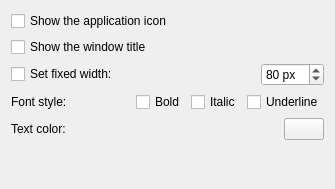
Before: the Qt Designer form package/contents/ui/config.ui in bulldog98/applicationname-plasmoid, drawn with Qt 5.
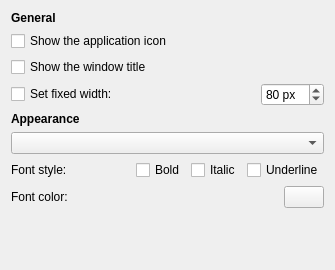
After: the same form once the commit is applied. Custom widgets are drawn as their Qt base class.

Commit message: Also support the font family

```diff
--- a/package/contents/ui/config.ui
+++ b/package/contents/ui/config.ui
@@ -7,13 +7,26 @@
     <x>0</x>
     <y>0</y>
     <width>335</width>
-    <height>189</height>
+    <height>270</height>
    </rect>
   </property>
   <property name="windowTitle">
    <string>Configure Application Title Plasmoid</string>
   </property>
   <layout class="QVBoxLayout" name="verticalLayout">
+   <item>
+    <widget class="QLabel" name="label_3">
+     <property name="font">
+      <font>
+       <weight>75</weight>
+       <bold>true</bold>
+      </font>
+     </property>
+     <property name="text">
+      <string>General</string>
+     </property>
+    </widget>
+   </item>
    <item>
     <widget class="QCheckBox" name="kcfg_showApplicationIcon">
      <property name="text">
@@ -71,6 +84,22 @@
      </item>
     </layout>
    </item>
+   <item>
+    <widget class="QLabel" name="label_4">
+     <property name="font">
+      <font>
+       <weight>75</weight>
+       <bold>true</bold>
+      </font>
+     </property>
+     <property name="text">
+      <string>Appearance</string>
+     </property>
+    </widget>
+   </item>
+   <item>
+    <widget class="KFontComboBox" name="kcfg_font"/>
+   </item>
    <item>
     <layout class="QHBoxLayout" name="horizontalLayout_2">
      <item>
@@ -121,7 +150,7 @@
      <item>
       <widget class="QLabel" name="label_2">
        <property name="text">
-        <string>Text color:</string>
+        <string>Font color:</string>
        </property>
       </widget>
      </item>
@@ -171,6 +200,16 @@
    <extends>QPushButton</extends>
    <header>kcolorbutton.h</header>
   </customwidget>
+  <customwidget>
+   <class>KComboBox</class>
+   <extends>QComboBox</extends>
+   <header>kcombobox.h</header>
+  </customwidget>
+  <customwidget>
+   <class>KFontComboBox</class>
+   <extends>KComboBox</extends>
+   <header>kfontcombobox.h</header>
+  </customwidget>
  </customwidgets>
  <resources/>
  <connections/>
```
The commit also changes 3 other files.
